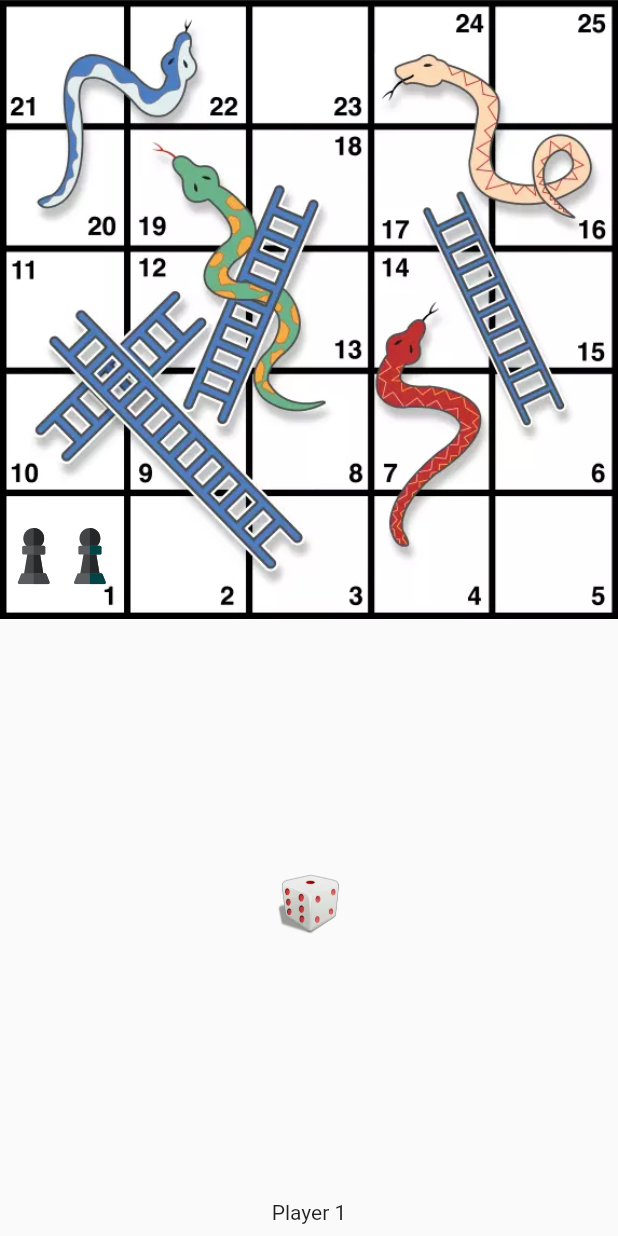
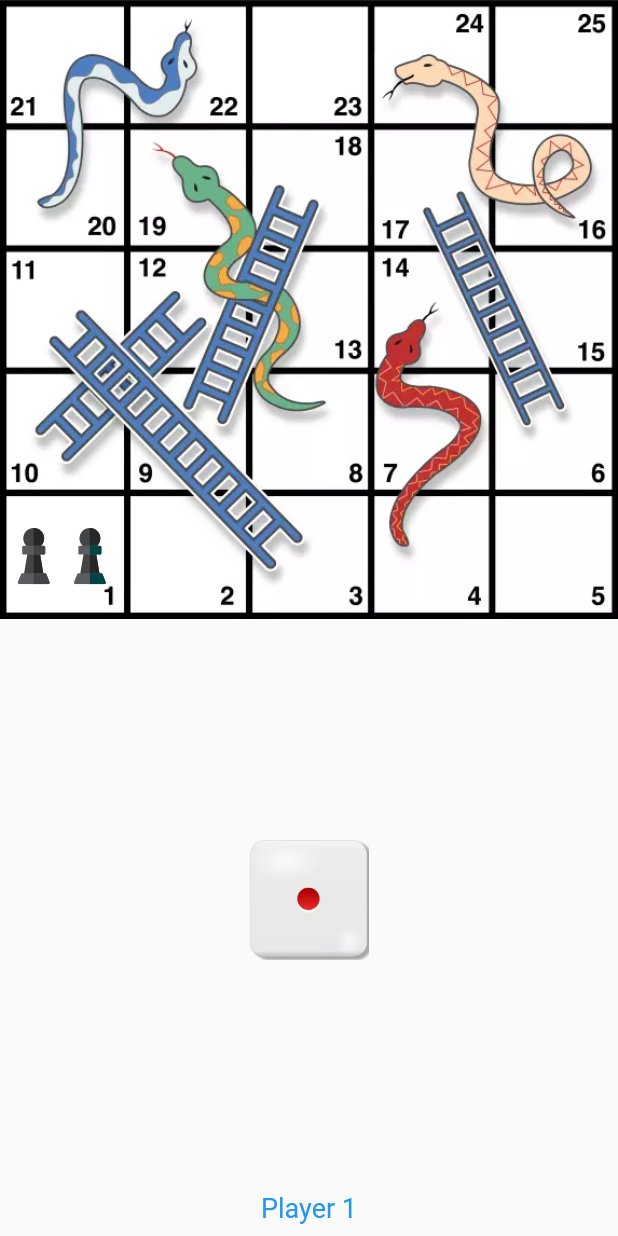
Before and after one commit to ganeshshirole/snakes_ladders_flutter, a Flutter app: the screen it shows after launch, on a phone screen of 412 x 824 dp. Run offline on Flutter 3.47's test engine with Material 2 defaults, Android fonts, the phone set to English and light mode, and no system bars; our stand-ins replace flutter_svg.

Commit message:
added some changes

```diff
--- a/lib/main.dart
+++ b/lib/main.dart
@@ -1,9 +1,11 @@
+import 'dart:async';
 import 'dart:convert';
+import 'dart:math';
 
 import 'package:flutter/material.dart';
 import 'package:flutter/services.dart';
 import 'package:flutter_svg/flutter_svg.dart';
-import 'package:snakes_ladders/model/GridData.dart';
+import 'package:snakes_ladders/model/grid_data.dart';
 
 void main() => runApp(MyApp());
 
@@ -12,7 +14,7 @@ class MyApp extends StatelessWidget {
   @override
   Widget build(BuildContext context) {
     return MaterialApp(
-      title: 'Flutter Demo',
+      title: 'Flutter Game',
       theme: ThemeData(
         primarySwatch: Colors.blue,
       ),
@@ -21,15 +23,9 @@ class MyApp extends StatelessWidget {
   }
 }
 
-class MyHomePage extends StatefulWidget {
+class MyHomePage extends StatelessWidget {
   MyHomePage({Key key, this.title}) : super(key: key);
   final String title;
-
-  @override
-  _MyHomePageState createState() => _MyHomePageState();
-}
-
-class _MyHomePageState extends State<MyHomePage> {
   var player1Pos = 1;
   var player2Pos = 1;
 
@@ -97,14 +93,13 @@ class _MyHomePageState extends State<MyHomePage> {
                       )
                     ],
                   ),
-                  Image.asset(
-                    'images/dice3d.webp',
-                    fit: BoxFit.fitHeight,
-                    height: 50,
-                  ),
+                  Dice(),
                   Padding(
                     padding: const EdgeInsets.all(8.0),
-                    child: Text('Player 1'),
+                    child: Text(
+                      'Player 1',
+                      style: TextStyle(fontSize: 18.0, color: Colors.blue),
+                    ),
                   )
                 ],
               );
@@ -124,3 +119,49 @@ class _MyHomePageState extends State<MyHomePage> {
     return gridData;
   }
 }
+
+class Dice extends StatefulWidget {
+  @override
+  DiceState createState() => DiceState();
+}
+
+class DiceState extends State<Dice> {
+  var randomNumber = 0;
+  var diceAnimationCounter = 0;
+  var rnd = new Random();
+  var diceIcons = [
+    'images/one.webp',
+    'images/two.webp',
+    'images/three.webp',
+    'images/four.webp',
+    'images/five.webp',
+    'images/six.webp'
+  ];
+
+  @override
+  Widget build(BuildContext context) {
+    return GestureDetector(
+      onTap: startTimeout,
+      child: Image.asset(
+        diceIcons[randomNumber],
+        height: 80.0,
+      ),
+    );
+  }
+
+  startTimeout() async {
+    var duration = const Duration(milliseconds: 100);
+    Timer.periodic(duration, (Timer t) => handleTimeout(t));
+  }
+
+  void handleTimeout(timer) {
+    setState(() {
+      randomNumber = rnd.nextInt(5);
+    });
+    if (diceAnimationCounter > 10) {
+      diceAnimationCounter = 0;
+      timer.cancel();
+    } else
+      diceAnimationCounter++;
+  }
+}
--- a/lib/model/GridData.dart
+++ b/lib/model/grid_data.dart
@@ -1,4 +1,4 @@
-import 'package:snakes_ladders/model/GridItem.dart';
+import 'package:snakes_ladders/model/grid_item.dart';
 
 class GridData {
   List<GridItem> gridItems;
```
Also changed, not shown: lib/model/grid_item.dart (renamed from lib/model/GridItem.dart), 2 other files.
